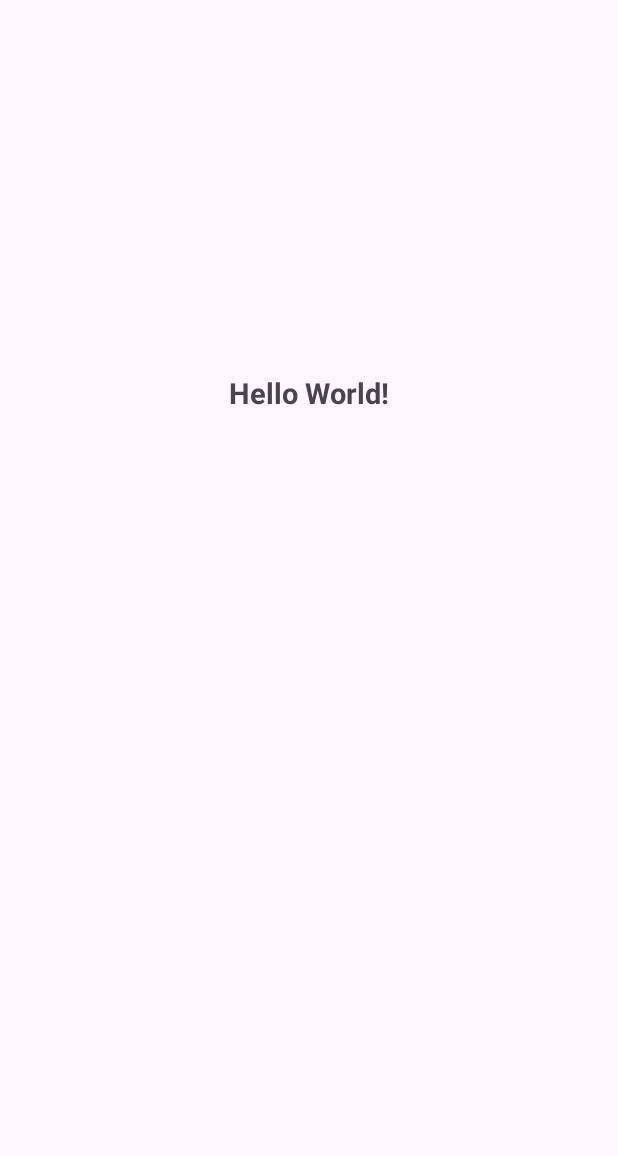
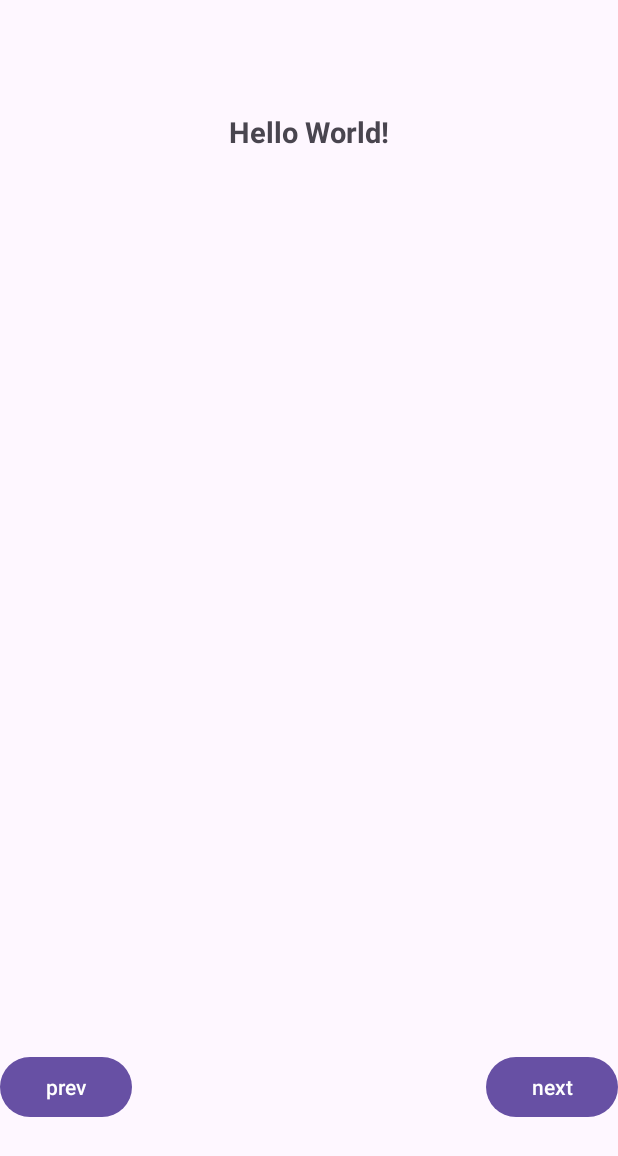
Before and after one commit to JaiSandeep7461/Android-Concepts, an Android app: the MainActivity screen opened directly, with no data from a screen before it, on a phone screen of 412 x 824 dp. Before the commit the part shown is almost empty. Shown: the top 1156 px of the screen. Run offline under Robolectric (Android 15) with nearby library versions, the phone set to English and light mode, and no system bars.

Commit message:
In This Project I Learned How to send data to the current app using intent filters

```diff
--- a/Recieving-Data/Project1/app/src/main/res/layout/activity_main.xml
+++ b/Recieving-Data/Project1/app/src/main/res/layout/activity_main.xml
@@ -23,4 +23,30 @@
         android:layout_width="300dp"
         android:layout_height="300dp"/>
 
+    <ViewFlipper
+        android:id="@+id/viewFlipper"
+        android:layout_width="300dp"
+        android:layout_height="300dp"
+        android:autoStart="true"
+        android:flipInterval="3000"/>
+
+    <RelativeLayout
+        android:layout_width="match_parent"
+        android:layout_height="wrap_content">
+
+        <Button
+            android:id="@+id/btnPrev"
+            android:layout_width="wrap_content"
+            android:layout_height="wrap_content"
+            android:text="prev"/>
+
+        <Button
+            android:layout_alignParentEnd="true"
+            android:id="@+id/btnNext"
+            android:layout_width="wrap_content"
+            android:layout_height="wrap_content"
+            android:text="next"/>
+
+    </RelativeLayout>
+
 </LinearLayout>
```
Also changed, not shown: Recieving-Data/Project1/app/src/main/AndroidManifest.xml (+14 -1 lines), Recieving-Data/Project1/app/src/main/java/com/example/recive_data/MainActivity.kt (+49 -0 lines).
